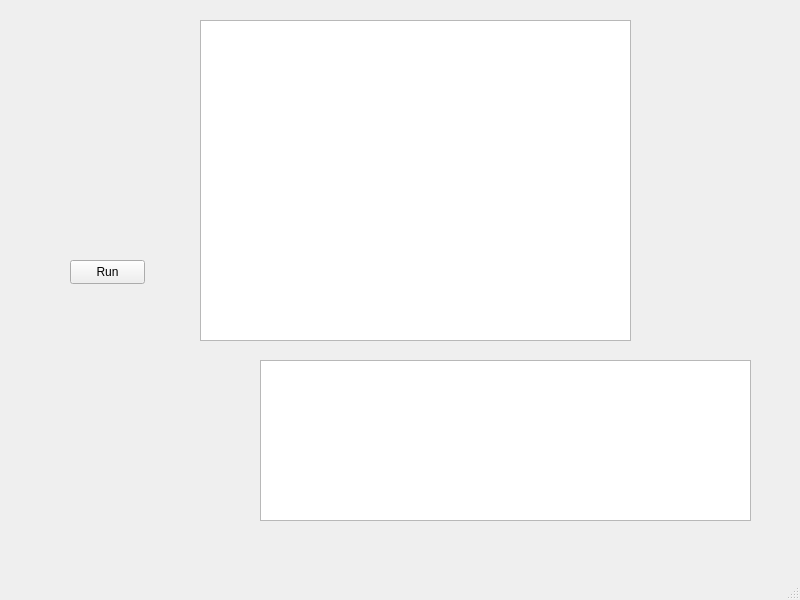
First picture: the form in TestSuite/TestSuiteMainWindow.ui, repository whiteman-kr/u7set, before the edit.
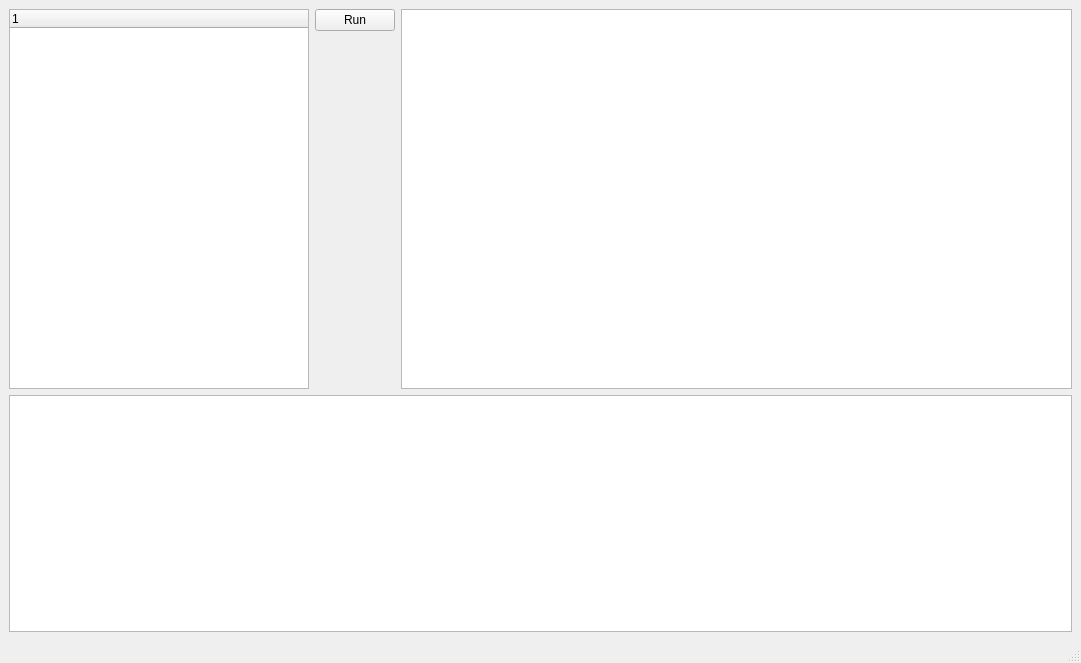
Second picture: the form after the edit.

Commit message: RPCT-3394, RPCT-3396, RPCT-3397, TestSuite: working on base structure

Diff of the .ui file:
```diff
--- a/TestSuite/TestSuiteMainWindow.ui
+++ b/TestSuite/TestSuiteMainWindow.ui
@@ -6,47 +6,57 @@
    <rect>
     <x>0</x>
     <y>0</y>
-    <width>800</width>
-    <height>600</height>
+    <width>1081</width>
+    <height>663</height>
    </rect>
   </property>
   <property name="windowTitle">
    <string>TestSuiteMainWindow</string>
   </property>
   <widget class="QWidget" name="centralwidget">
-   <widget class="QTextEdit" name="m_resultsLog">
-    <property name="geometry">
-     <rect>
-      <x>200</x>
-      <y>20</y>
-      <width>431</width>
-      <height>321</height>
-     </rect>
-    </property>
-   </widget>
-   <widget class="QPushButton" name="m_run">
-    <property name="geometry">
-     <rect>
-      <x>70</x>
-      <y>260</y>
-      <width>75</width>
-      <height>24</height>
-     </rect>
-    </property>
-    <property name="text">
-     <string>Run</string>
-    </property>
-   </widget>
-   <widget class="QTextEdit" name="outputLog">
-    <property name="geometry">
-     <rect>
-      <x>260</x>
-      <y>360</y>
-      <width>491</width>
-      <height>161</height>
-     </rect>
-    </property>
-   </widget>
+   <layout class="QGridLayout" name="gridLayout">
+    <item row="0" column="0" rowspan="2">
+     <widget class="QTreeWidget" name="testsTree">
+      <property name="maximumSize">
+       <size>
+        <width>300</width>
+        <height>16777215</height>
+       </size>
+      </property>
+      <column>
+       <property name="text">
+        <string notr="true">1</string>
+       </property>
+      </column>
+     </widget>
+    </item>
+    <item row="0" column="1">
+     <widget class="QPushButton" name="m_run">
+      <property name="text">
+       <string>Run</string>
+      </property>
+     </widget>
+    </item>
+    <item row="0" column="2" rowspan="2">
+     <widget class="QTextEdit" name="resultsLog"/>
+    </item>
+    <item row="1" column="1">
+     <spacer name="verticalSpacer">
+      <property name="orientation">
+       <enum>Qt::Vertical</enum>
+      </property>
+      <property name="sizeHint" stdset="0">
+       <size>
+        <width>20</width>
+        <height>358</height>
+       </size>
+      </property>
+     </spacer>
+    </item>
+    <item row="2" column="0" colspan="3">
+     <widget class="QTextEdit" name="outputLog"/>
+    </item>
+   </layout>
   </widget>
   <widget class="QMenuBar" name="menubar">
    <property name="geometry">
```
Left out of the diff: 2 changed lines with no effect on the pictures. The commit also changes 21 other files.
